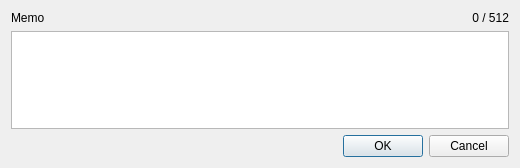
Above: src/memodialog.ui from z-bitcoinz/BitcoinZ_Blue before the change. Below: the same form after it.
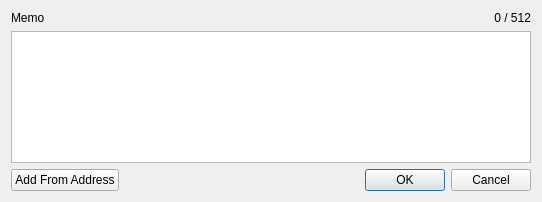
That is the form after the change.

Commit message: Add "from" button in memo dialog

```diff
--- a/src/memodialog.ui
+++ b/src/memodialog.ui
@@ -6,22 +6,15 @@
    <rect>
     <x>0</x>
     <y>0</y>
-    <width>520</width>
-    <height>168</height>
+    <width>542</width>
+    <height>202</height>
    </rect>
   </property>
   <property name="windowTitle">
    <string>Memo</string>
   </property>
   <layout class="QGridLayout" name="gridLayout">
-   <item row="0" column="0">
-    <widget class="QLabel" name="label">
-     <property name="text">
-      <string>Memo</string>
-     </property>
-    </widget>
-   </item>
-   <item row="0" column="1">
+   <item row="0" column="2">
     <widget class="QLabel" name="memoSize">
      <property name="text">
       <string notr="true">0 / 512</string>
@@ -31,7 +24,7 @@
      </property>
     </widget>
    </item>
-   <item row="2" column="0" colspan="2">
+   <item row="2" column="1" colspan="2">
     <widget class="QDialogButtonBox" name="buttonBox">
      <property name="orientation">
       <enum>Qt::Horizontal</enum>
@@ -41,9 +34,40 @@
      </property>
     </widget>
    </item>
-   <item row="1" column="0" colspan="2">
+   <item row="1" column="0" colspan="3">
     <widget class="QPlainTextEdit" name="memoTxt"/>
    </item>
+   <item row="0" column="0">
+    <widget class="QLabel" name="label">
+     <property name="text">
+      <string>Memo</string>
+     </property>
+    </widget>
+   </item>
+   <item row="2" column="0">
+    <layout class="QHBoxLayout" name="horizontalLayout">
+     <item>
+      <widget class="QPushButton" name="btnInsertFrom">
+       <property name="text">
+        <string>Add From Address</string>
+       </property>
+      </widget>
+     </item>
+     <item>
+      <spacer name="horizontalSpacer">
+       <property name="orientation">
+        <enum>Qt::Horizontal</enum>
+       </property>
+       <property name="sizeHint" stdset="0">
+        <size>
+         <width>40</width>
+         <height>20</height>
+        </size>
+       </property>
+      </spacer>
+     </item>
+    </layout>
+   </item>
   </layout>
  </widget>
  <resources/>
```
The commit also changes 1 other file.
